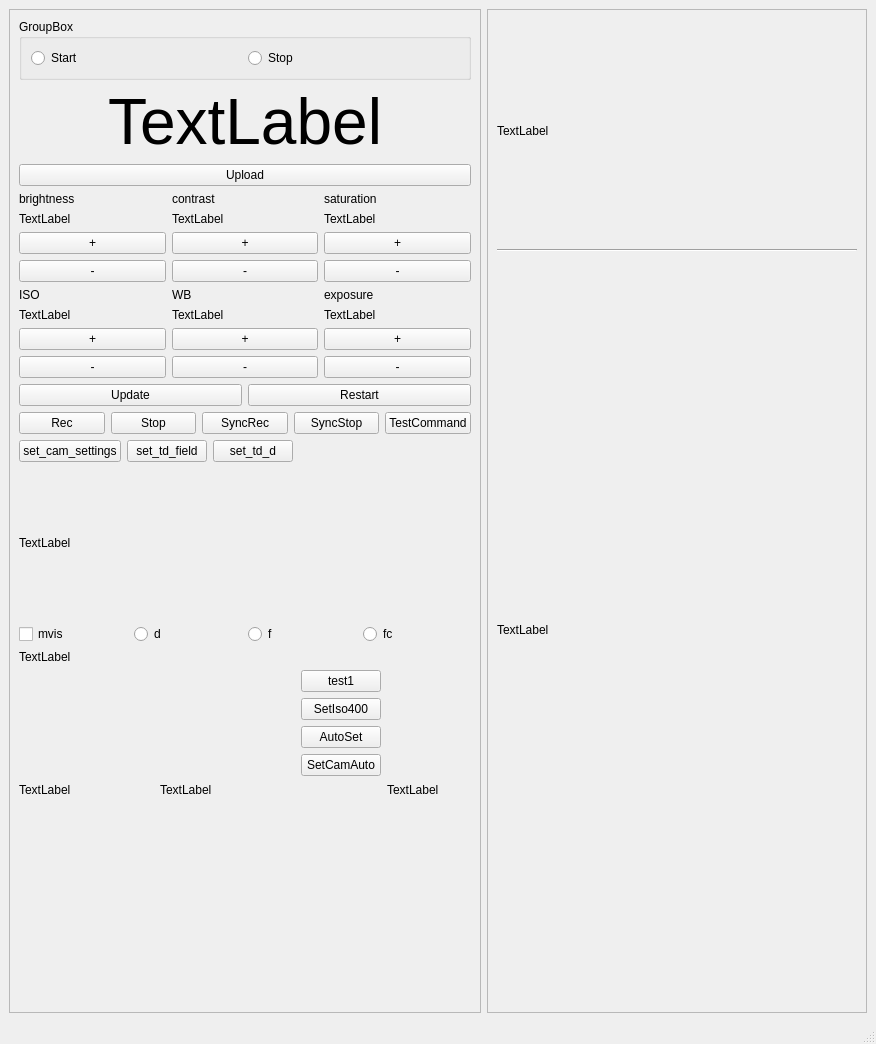
This is mainwindow.ui in horvathzoltan/camtest as Qt 5 draws it before an edit. The edited form follows.
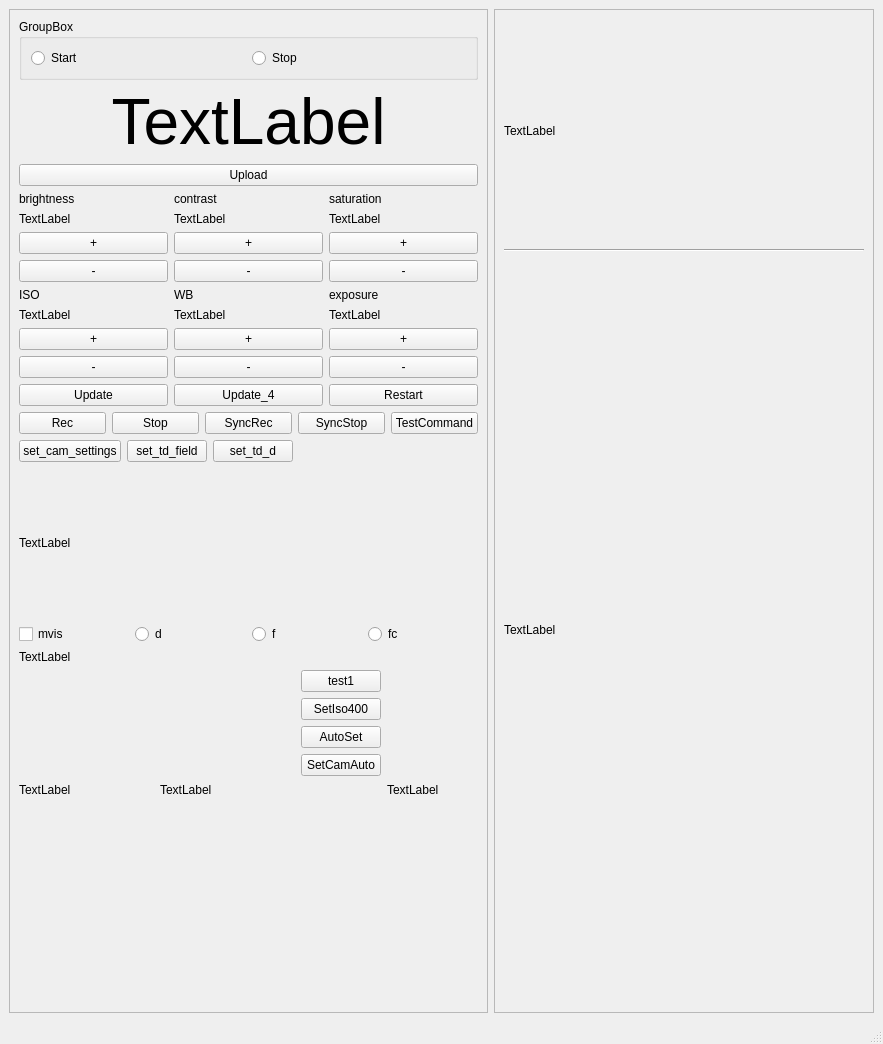
This is the edited form.

Patch:
```diff
--- a/mainwindow.ui
+++ b/mainwindow.ui
@@ -6,7 +6,7 @@
    <rect>
     <x>0</x>
     <y>0</y>
-    <width>876</width>
+    <width>883</width>
     <height>1044</height>
    </rect>
   </property>
@@ -254,6 +254,13 @@
            </property>
           </widget>
          </item>
+         <item>
+          <widget class="QPushButton" name="pushButton_update4">
+           <property name="text">
+            <string>Update_4</string>
+           </property>
+          </widget>
+         </item>
          <item>
           <widget class="QPushButton" name="pushButton_restart">
            <property name="text">
```
Left out of the diff: 2 changed lines with no effect on the pictures.
